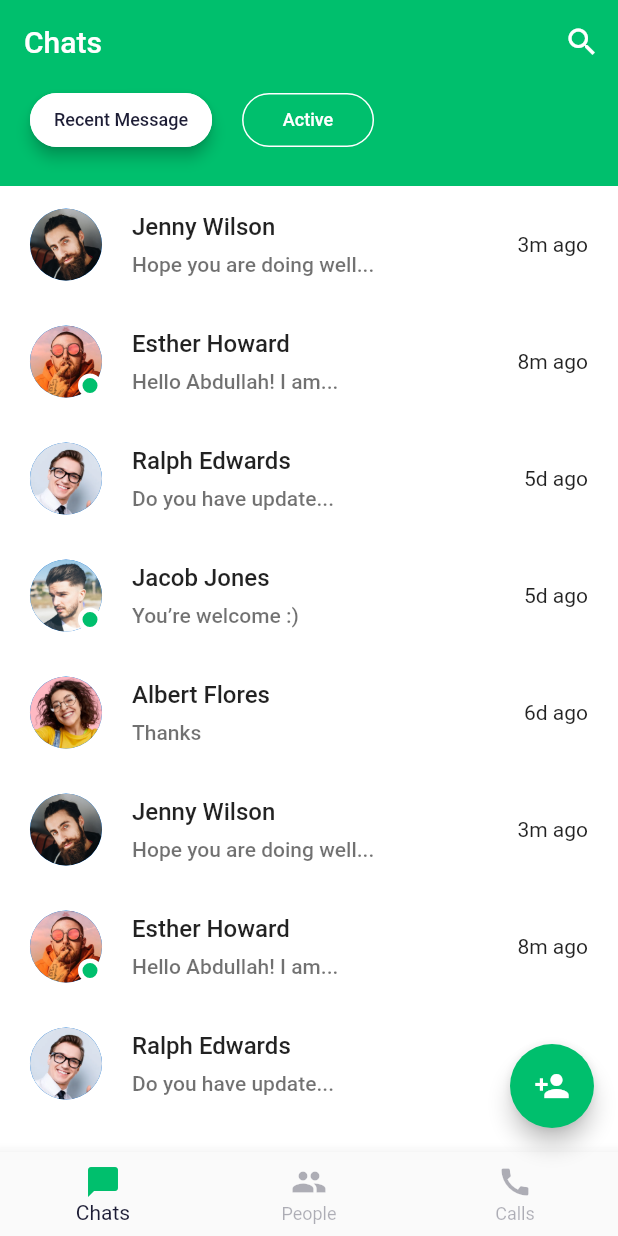
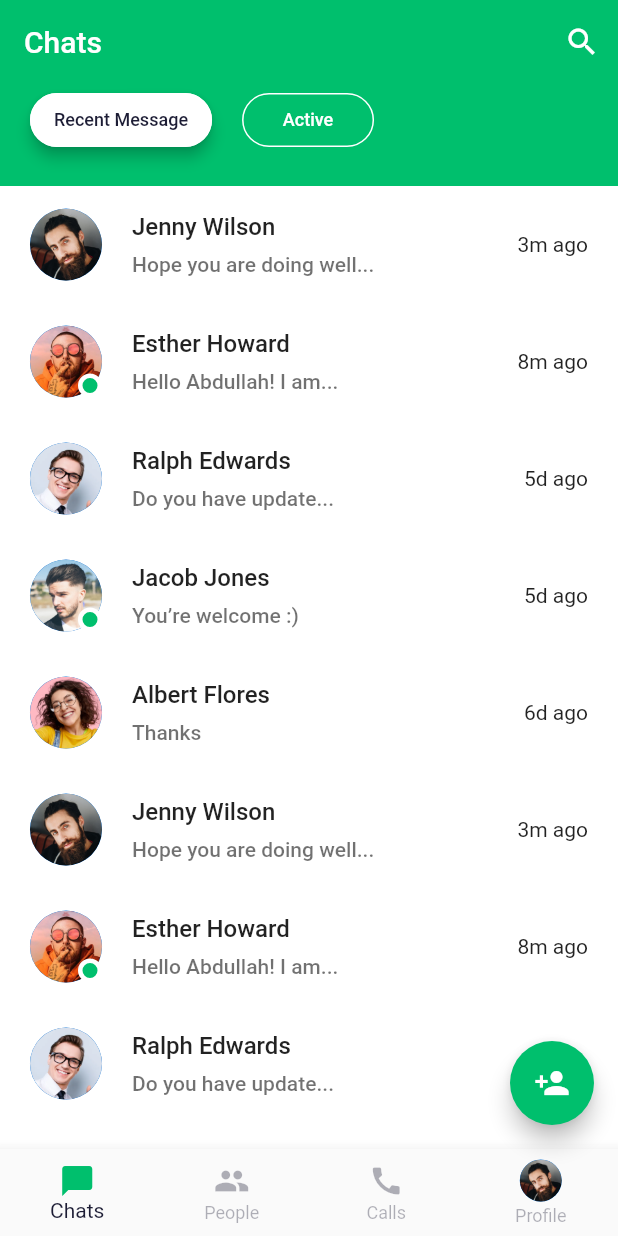
Before and after one commit to kv1991/FreeChat, a Flutter app: the ChartsScreen screen opened directly, on a phone screen of 412 x 824 dp. Run offline on Flutter 3.47's test engine with Material 2 defaults, Android fonts, the phone set to English and light mode, and no system bars.

Commit message:
feat:  added profile BottomNavigationBar.

```diff
--- a/lib/screens/charts/charts_screen.dart
+++ b/lib/screens/charts/charts_screen.dart
@@ -35,6 +35,7 @@ class _ChartsScreenState extends State<ChartsScreen> {
         ),
       ),
       bottomNavigationBar: BottomNavigationBar(
+        type: BottomNavigationBarType.fixed,
         currentIndex: selectedIdx,
         onTap: (val) {
           setState(() {
@@ -45,6 +46,13 @@ class _ChartsScreenState extends State<ChartsScreen> {
           BottomNavigationBarItem(icon: Icon(Icons.messenger), label: 'Chats'),
           BottomNavigationBarItem(icon: Icon(Icons.people), label: 'People'),
           BottomNavigationBarItem(icon: Icon(Icons.call), label: 'Calls'),
+          BottomNavigationBarItem(
+            icon: CircleAvatar(
+              radius: 14,
+              backgroundImage: AssetImage("assets/images/user.png")
+            ),
+            label: 'Profile'
+          )
         ],
       ),
     );
```
